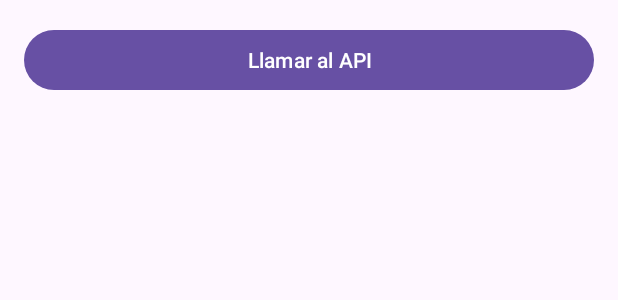
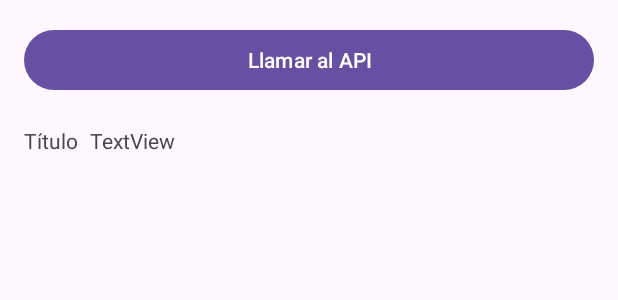
Before and after one commit to jmacboy/moviles-1-2024-2, an Android app: the layout activity_main.xml on its own in the app's theme, with its tools: preview values and no code run, on a phone screen of 412 x 824 dp. Shown: the top 300 px of the screen. Run offline under Robolectric (Android 15) with nearby library versions, the phone set to English and light mode, and no system bars.

Commit message:
actualizado al título

```diff
--- a/PracticaRetrofit/app/src/main/res/layout/activity_main.xml
+++ b/PracticaRetrofit/app/src/main/res/layout/activity_main.xml
@@ -18,4 +18,26 @@
         app:layout_constraintEnd_toEndOf="parent"
         app:layout_constraintStart_toStartOf="parent"
         app:layout_constraintTop_toTopOf="parent" />
+
+    <TextView
+        android:id="@+id/textView"
+        android:layout_width="wrap_content"
+        android:layout_height="wrap_content"
+        android:layout_marginStart="16dp"
+        android:layout_marginTop="20dp"
+        android:text="Título"
+        app:layout_constraintStart_toStartOf="parent"
+        app:layout_constraintTop_toBottomOf="@+id/btnApiCall" />
+
+    <TextView
+        android:id="@+id/lblTitle"
+        android:layout_width="0dp"
+        android:layout_height="wrap_content"
+        android:layout_marginStart="8dp"
+        android:layout_marginTop="20dp"
+        android:layout_marginEnd="16dp"
+        android:text="TextView"
+        app:layout_constraintEnd_toEndOf="parent"
+        app:layout_constraintStart_toEndOf="@+id/textView"
+        app:layout_constraintTop_toBottomOf="@+id/btnApiCall" />
 </androidx.constraintlayout.widget.ConstraintLayout>
```
Also changed, not shown: PracticaRetrofit/app/src/main/java/com/example/practicaretrofit/MainActivity.kt (+7 -0 lines), PracticaRetrofit/app/src/main/java/com/example/practicaretrofit/MainViewModel.kt (+14 -5 lines).
